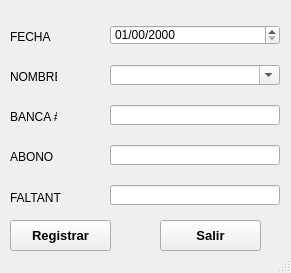
This is MiniNomina/FrmDesign/Faltantes.ui in CodeDrTech/DevelopPython as Qt 5 draws it before an edit. The edited form follows.
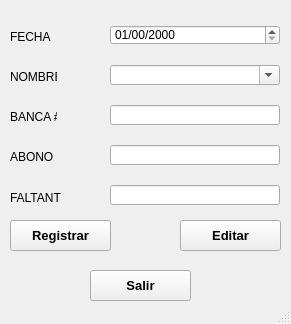
This is the edited form.

Diff of the .ui file:
```diff
--- a/MiniNomina/FrmDesign/Faltantes.ui
+++ b/MiniNomina/FrmDesign/Faltantes.ui
@@ -10,7 +10,7 @@
     <x>0</x>
     <y>0</y>
     <width>291</width>
-    <height>273</height>
+    <height>324</height>
    </rect>
   </property>
   <property name="windowTitle">
@@ -20,8 +20,8 @@
    <widget class="QPushButton" name="BtnSalir">
     <property name="geometry">
      <rect>
-      <x>160</x>
-      <y>220</y>
+      <x>90</x>
+      <y>270</y>
       <width>101</width>
       <height>31</height>
      </rect>
@@ -181,6 +181,26 @@
      <bool>true</bool>
     </property>
    </widget>
+   <widget class="QPushButton" name="BtnEditar">
+    <property name="geometry">
+     <rect>
+      <x>180</x>
+      <y>220</y>
+      <width>101</width>
+      <height>31</height>
+     </rect>
+    </property>
+    <property name="font">
+     <font>
+      <pointsize>10</pointsize>
+      <weight>75</weight>
+      <bold>true</bold>
+     </font>
+    </property>
+    <property name="text">
+     <string>Editar</string>
+    </property>
+   </widget>
   </widget>
   <widget class="QStatusBar" name="statusbar"/>
  </widget>
```
